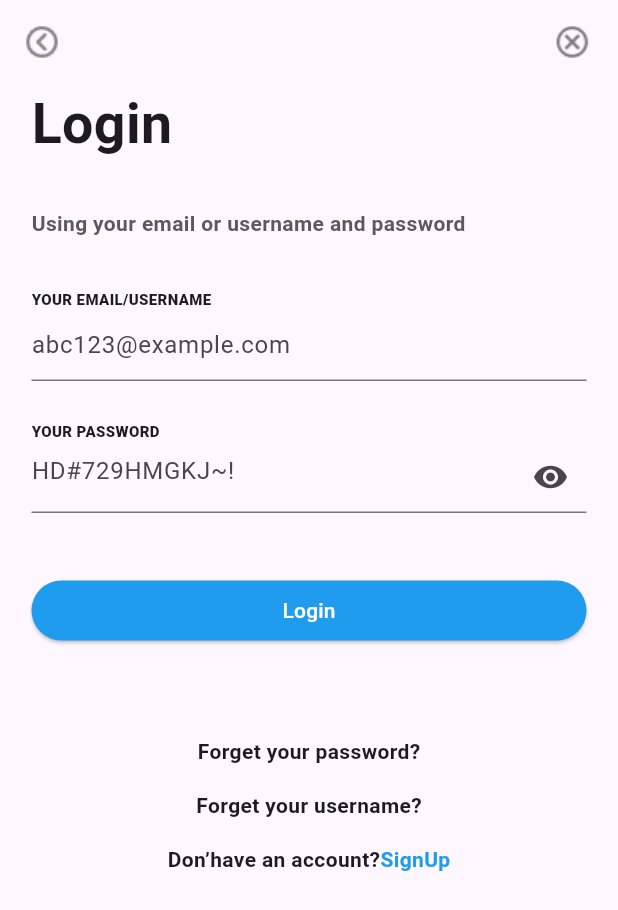
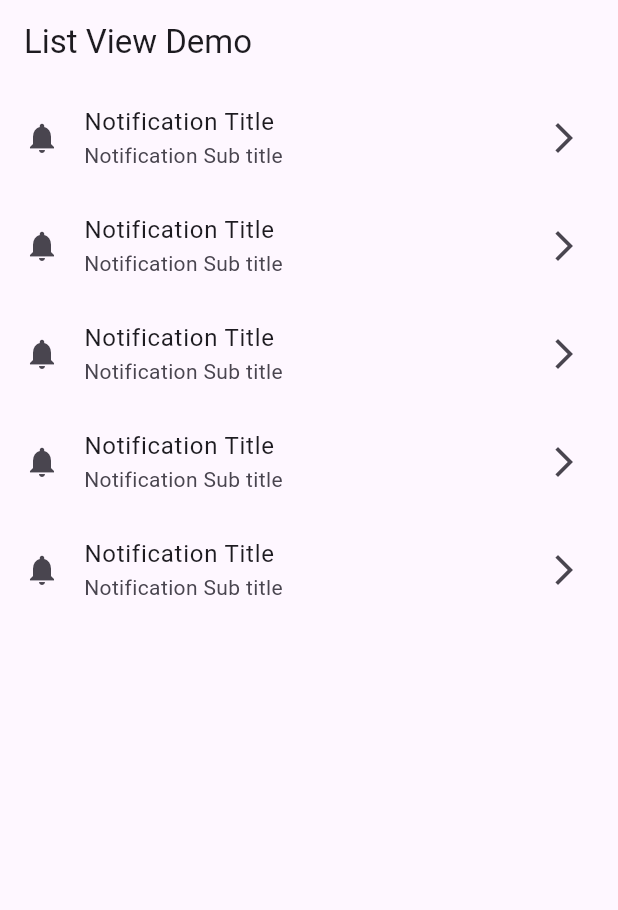
Before and after one commit to MuhammadAliKust/AmmarProject, a Flutter app: the screen it shows after launch, on a phone screen of 412 x 824 dp. Shown: the top 910 px of the screen. Run offline on Flutter 3.47's test engine with Material 3 defaults, Android fonts, the phone set to English and light mode, and no system bars.

Commit message:
List View Builder Demo

```diff
--- /dev/null
+++ b/lib/list_view_demo.dart
@@ -0,0 +1,24 @@
+import 'package:flutter/material.dart';
+
+class ListViewDemo extends StatelessWidget {
+  const ListViewDemo({super.key});
+
+  @override
+  Widget build(BuildContext context) {
+    return Scaffold(
+      appBar: AppBar(
+        title: Text("List View Demo"),
+      ),
+      body: ListView.builder(
+          itemCount: 5,
+          itemBuilder: (context, i) {
+        return ListTile(
+          leading: Icon(Icons.notifications),
+          title: Text("Notification Title"),
+          subtitle: Text("Notification Sub title"),
+          trailing: Icon(Icons.arrow_forward_ios),
+        );
+      }),
+    );
+  }
+}
--- a/lib/main.dart
+++ b/lib/main.dart
@@ -1,4 +1,5 @@
 import 'package:first_project/discover_daily_view.dart';
+import 'package:first_project/list_view_demo.dart';
 import 'package:first_project/login_view.dart';
 import 'package:first_project/splash_view.dart';
 import 'package:first_project/ternding_news.dart';
@@ -14,7 +15,7 @@ class MyApp extends StatelessWidget {
   @override
   Widget build(BuildContext context) {
     return MaterialApp(
-      home:LoginView(),
+      home:ListViewDemo(),
     );
   }
 }
```
Also changed, not shown: pubspec.lock.
